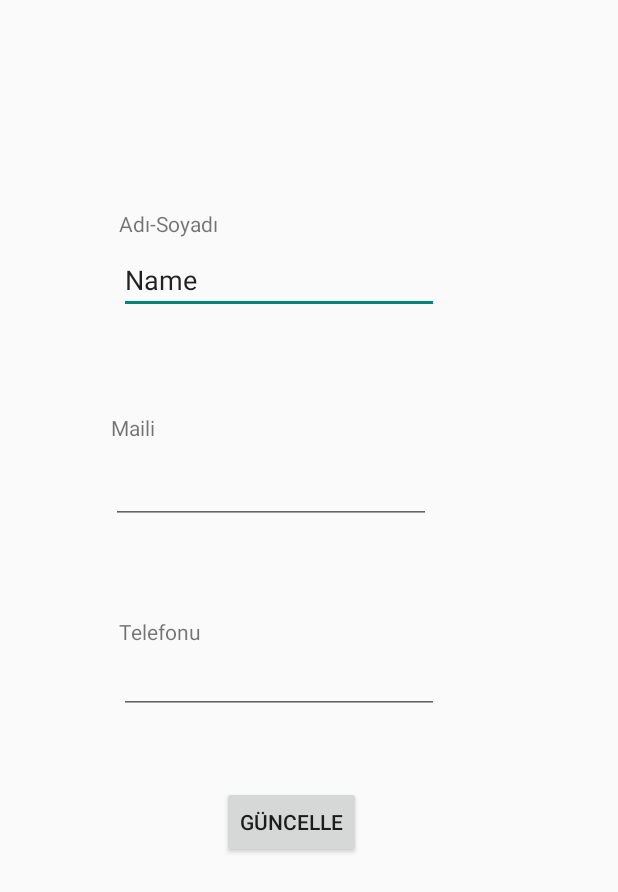
After one commit to timurinan/MobilProgramlamaYLDers, an Android app: the GuncelleActivity screen opened directly, with no data from a screen before it, on a phone screen of 412 x 824 dp. The commit adds this screen. Shown: the top 892 px of the screen. Run offline under Robolectric (Android 15) with nearby library versions, the phone set to English and light mode, and no system bars; our stand-ins replace Firebase (no records; nobody signed in at launch, a user with empty details on screens opened directly); 3 statements that could not run were skipped.

Commit message:
02012025

```diff
--- a/FirebaseApp/app/src/main/AndroidManifest.xml
+++ b/FirebaseApp/app/src/main/AndroidManifest.xml
@@ -61,6 +61,18 @@
                 <category android:name="android.intent.category.DEFAULT" />
             </intent-filter>
         </activity>
+
+        <activity
+            android:name=".GuncelleActivity"
+            android:exported="true">
+            <intent-filter>
+                <action android:name="android.intent.action.MAIN" />
+
+                <category android:name="android.intent.category.DEFAULT" />
+            </intent-filter>
+        </activity>
+
+
     </application>
 
 </manifest>
--- /dev/null
+++ b/FirebaseApp/app/src/main/java/com/example/firebaseapp/GuncelleActivity.java
@@ -0,0 +1,68 @@
+package com.example.firebaseapp;
+
+import android.content.Intent;
+import android.os.Bundle;
+import android.telephony.PhoneNumberUtils;
+import android.text.TextUtils;
+import android.util.Patterns;
+import android.widget.Button;
+import android.widget.TextView;
+import android.widget.Toast;
+
+import androidx.annotation.Nullable;
+import androidx.appcompat.app.AppCompatActivity;
+
+import com.google.firebase.database.DatabaseReference;
+import com.google.firebase.database.FirebaseDatabase;
+
+public class GuncelleActivity extends AppCompatActivity {
+
+    TextView txt_adsoyad_guncelle, txt_mail_guncelle,txt_telefon_guncelle;
+     Button btn_guncelle;
+
+     FirebaseDatabase fd=FirebaseDatabase.getInstance();
+     DatabaseReference dr=fd.getReference("müşteriler");
+
+     Müşteri güncellenecek_müşteri;
+    @Override
+    protected void onCreate(@Nullable Bundle savedInstanceState) {
+        super.onCreate(savedInstanceState);
+        setContentView(R.layout.activity_guncelle);
+
+        güncellenecek_müşteri= (Müşteri) getIntent().getSerializableExtra("müşteri");
+
+        txt_adsoyad_guncelle=findViewById(R.id.txt_adsoyad_guncelle);
+        txt_mail_guncelle=findViewById(R.id.txt_mail_guncelle);
+        txt_telefon_guncelle=findViewById(R.id.txt_telefon_guncelle);
+        btn_guncelle=findViewById(R.id.btn_guncelle);
+
+        txt_adsoyad_guncelle.setText(güncellenecek_müşteri.getAdsoyad());
+        txt_mail_guncelle.setText(güncellenecek_müşteri.getMail());
+        txt_telefon_guncelle.setText(güncellenecek_müşteri.getTelefon());
+
+        btn_guncelle.setOnClickListener(v -> guncelle());
+    }
+
+    private void guncelle() {
+
+        if(TextUtils.isEmpty(txt_adsoyad_guncelle.getText())||TextUtils.isEmpty(txt_mail_guncelle.getText())||TextUtils.isEmpty(txt_telefon_guncelle.getText())){
+            Toast.makeText(this, "Alanlar boş bırakılamaz", Toast.LENGTH_SHORT).show();
+        }else{
+            if(!Patterns.EMAIL_ADDRESS.matcher(txt_mail_guncelle.getText()).matches()){
+                Toast.makeText(this, "Mail formatı yanlış, düzeltiniz", Toast.LENGTH_SHORT).show();
+            }else{
+                if(!PhoneNumberUtils.isGlobalPhoneNumber(txt_telefon_guncelle.getText().toString())){
+                    Toast.makeText(this, "Telefon numarası doğru formatta değil...", Toast.LENGTH_SHORT).show();
+                }else{
+                    Müşteri güncel_müşteri=new Müşteri(txt_adsoyad_guncelle.getText().toString(),
+                            txt_mail_guncelle.getText().toString(),txt_telefon_guncelle.getText().toString());
+                    güncel_müşteri.setUid(güncellenecek_müşteri.getUid());
+                    dr.child(güncellenecek_müşteri.getUid()).setValue(güncel_müşteri);
+                    Toast.makeText(this, "Güncelleme İşlemi  Başarılı...", Toast.LENGTH_SHORT).show();
+                    Intent intent=new Intent(GuncelleActivity.this, ListelemeActivity.class);
+                    startActivity(intent);
+                }
+            }
+        }
+    }
+}
--- a/FirebaseApp/app/src/main/java/com/example/firebaseapp/MyAdapter.java
+++ b/FirebaseApp/app/src/main/java/com/example/firebaseapp/MyAdapter.java
@@ -2,6 +2,7 @@ package com.example.firebaseapp;
 
 import android.content.Context;
 import android.content.DialogInterface;
+import android.content.Intent;
 import android.view.LayoutInflater;
 import android.view.View;
 import android.view.ViewGroup;
@@ -79,7 +80,9 @@ public class MyAdapter extends RecyclerView.Adapter<MyAdapter.MyViewHolder> {
                     ab.setNeutralButton("Güncelle", new DialogInterface.OnClickListener() {
                         @Override
                         public void onClick(DialogInterface dialog, int which) {
-                           //Güncelleme işlemleri
+                            Intent guncelle_intent=new Intent(itemView.getContext(), GuncelleActivity.class);
+                            guncelle_intent.putExtra("müşteri",müşteriler.get(p));
+                            itemView.getContext().startActivity(guncelle_intent);
                         }
                     });
                     ab.show();
--- a/FirebaseApp/app/src/main/java/com/example/firebaseapp/Müşteri.java
+++ b/FirebaseApp/app/src/main/java/com/example/firebaseapp/Müşteri.java
@@ -1,6 +1,8 @@
 package com.example.firebaseapp;
 
-public class Müşteri {
+import java.io.Serializable;
+
+public class Müşteri implements Serializable {
 
     private String adsoyad, mail,telefon,uid;
 
--- /dev/null
+++ b/FirebaseApp/app/src/main/res/layout/activity_guncelle.xml
@@ -0,0 +1,77 @@
+<?xml version="1.0" encoding="utf-8"?>
+<androidx.constraintlayout.widget.ConstraintLayout xmlns:android="http://schemas.android.com/apk/res/android"
+    xmlns:app="http://schemas.android.com/apk/res-auto"
+    xmlns:tools="http://schemas.android.com/tools"
+    android:layout_width="match_parent"
+    android:layout_height="match_parent">
+
+    <EditText
+        android:id="@+id/txt_adsoyad_guncelle"
+        android:layout_width="wrap_content"
+        android:layout_height="wrap_content"
+        android:layout_marginTop="5dp"
+        android:ems="10"
+        android:inputType="text"
+        android:text="Name"
+        app:layout_constraintStart_toStartOf="@+id/textView4"
+        app:layout_constraintTop_toBottomOf="@+id/textView4" />
+
+    <TextView
+        android:id="@+id/textView4"
+        android:layout_width="wrap_content"
+        android:layout_height="wrap_content"
+        android:layout_marginStart="79dp"
+        android:layout_marginTop="139dp"
+        android:text="Adı-Soyadı"
+        app:layout_constraintStart_toStartOf="parent"
+        app:layout_constraintTop_toTopOf="parent" />
+
+    <EditText
+        android:id="@+id/txt_mail_guncelle"
+        android:layout_width="wrap_content"
+        android:layout_height="wrap_content"
+        android:layout_marginTop="9dp"
+        android:ems="10"
+        android:inputType="textEmailAddress"
+        app:layout_constraintStart_toStartOf="@+id/txtbilgi"
+        app:layout_constraintTop_toBottomOf="@+id/txtbilgi" />
+
+    <TextView
+        android:id="@+id/txtbilgi"
+        android:layout_width="wrap_content"
+        android:layout_height="wrap_content"
+        android:layout_marginStart="74dp"
+        android:layout_marginTop="66dp"
+        android:text="Maili"
+        app:layout_constraintStart_toStartOf="parent"
+        app:layout_constraintTop_toBottomOf="@+id/txt_adsoyad_guncelle" />
+
+    <EditText
+        android:id="@+id/txt_telefon_guncelle"
+        android:layout_width="wrap_content"
+        android:layout_height="wrap_content"
+        android:ems="10"
+        android:inputType="phone"
+        app:layout_constraintStart_toStartOf="@+id/Telefonu"
+        app:layout_constraintTop_toBottomOf="@+id/Telefonu" />
+
+    <TextView
+        android:id="@+id/Telefonu"
+        android:layout_width="wrap_content"
+        android:layout_height="wrap_content"
+        android:layout_marginStart="79dp"
+        android:layout_marginTop="62dp"
+        android:text="Telefonu"
+        app:layout_constraintStart_toStartOf="parent"
+        app:layout_constraintTop_toBottomOf="@+id/txt_mail_guncelle" />
+
+    <Button
+        android:id="@+id/btn_guncelle"
+        android:layout_width="wrap_content"
+        android:layout_height="wrap_content"
+        android:layout_marginTop="48dp"
+        android:layout_marginEnd="52dp"
+        android:text="Güncelle"
+        app:layout_constraintEnd_toEndOf="@+id/txt_telefon_guncelle"
+        app:layout_constraintTop_toBottomOf="@+id/txt_telefon_guncelle" />
+</androidx.constraintlayout.widget.ConstraintLayout>
```
